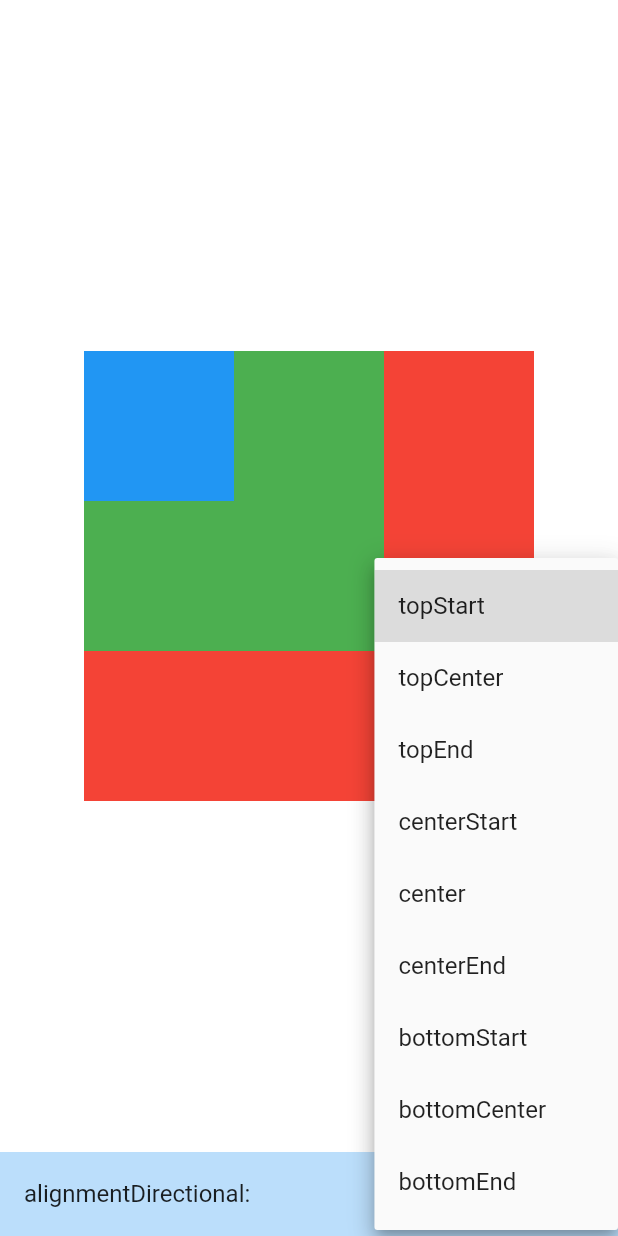
After one commit to ForhadIsrafil/my-flutter-basics-code-modules, a Flutter app: the screen it shows after launch, after a tap on "topStart", on a phone screen of 412 x 824 dp. The commit adds this screen. Run offline on Flutter 3.47's test engine with Material 2 defaults, Android fonts, the phone set to English and light mode, and no system bars; our stand-ins replace fluttertoast.

Commit message:
new codes

```diff
--- /dev/null
+++ b/lib/layout/StackExamples.dart
@@ -0,0 +1,82 @@
+import 'package:flutter/material.dart';
+
+class StackExamples extends StatefulWidget {
+  const StackExamples({super.key});
+
+  @override
+  State<StackExamples> createState() => _StackExamplesState();
+}
+
+class _StackExamplesState extends State<StackExamples> {
+  AlignmentDirectional _alignmentDirectional = AlignmentDirectional.topStart;
+
+  @override
+  Widget build(BuildContext context) {
+    return Scaffold(
+      backgroundColor: Colors.white30,
+      body: Center(
+        child: Stack(
+          alignment: _alignmentDirectional,
+          children: [
+            Container(
+              height: 300.0,
+              width: 300.0,
+              color: Colors.red,
+            ),
+            Container(width: 200.0, height: 200.0, color: Colors.green),
+            Container(width: 100.0, height: 100.0, color: Colors.blue),
+          ],
+        ),
+      ),
+      bottomNavigationBar: _getBottomBar(),
+    );
+  }
+
+  Widget _getBottomBar() {
+    const kAlignmentDirectionalVals = {
+      "topStart": AlignmentDirectional.topStart,
+      'topCenter': AlignmentDirectional.topCenter,
+      'topEnd': AlignmentDirectional.topEnd,
+      'centerStart': AlignmentDirectional.centerStart,
+      'center': AlignmentDirectional.center,
+      'centerEnd': AlignmentDirectional.centerEnd,
+      'bottomStart': AlignmentDirectional.bottomStart,
+      'bottomCenter': AlignmentDirectional.bottomCenter,
+      'bottomEnd': AlignmentDirectional.bottomEnd
+    };
+
+    return Material(
+      color: Theme.of(context).primaryColorLight,
+      child: Column(
+        mainAxisSize: MainAxisSize.min,
+        children: [
+          ListTile(
+            title: const Text("alignmentDirectional:"),
+            trailing: DropdownButton(
+              value: _alignmentDirectional,
+              items: kAlignmentDirectionalVals
+                  .map(
+                    (String name, AlignmentDirectional val) => MapEntry(
+                      name,
+                      DropdownMenuItem(
+                        value: val,
+                        child: Text(name),
+                      ),
+                    ),
+                  )
+                  .values
+                  .toList(),
+              onChanged: (AlignmentDirectional? Newval) {
+                if (Newval != null) {
+                  setState(() {
+                    _alignmentDirectional = Newval;
+                  });
+                }
+              },
+            ),
+          ),
+        ],
+      ),
+    );
+  }
+}
--- a/lib/main.dart
+++ b/lib/main.dart
@@ -1,7 +1,7 @@
 import 'dart:async';
 import 'package:flutter/material.dart';
 import 'basics_widgets/dropdown_examples.dart';
-import 'layout/ExpandedAndSizedBoxExamples.dart';
+import 'layout/StackExamples.dart';
 
 void main() => runApp(const MyApp());
 
@@ -19,7 +19,7 @@ class MyApp extends StatelessWidget {
           // primarySwatch: Colors.indigo,
           colorScheme: ColorScheme.fromSeed(
               seedColor: const Color.fromARGB(255, 183, 244, 216))),
-      home: const ExpandedAndSizedBox(),
+      home: const StackExamples(),
     );
   }
 }
```
